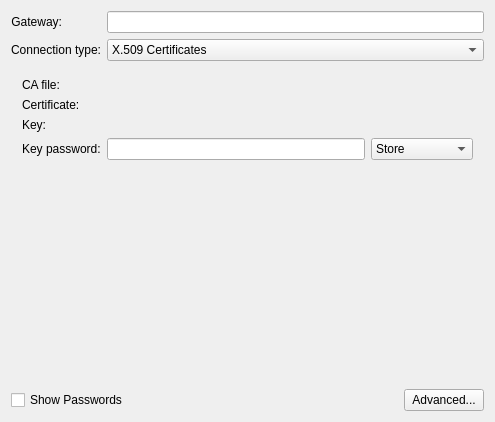
The window that vpn/openvpn/openvpn.ui (KDE/plasma-nm) describes before a commit, drawn with Qt 5.
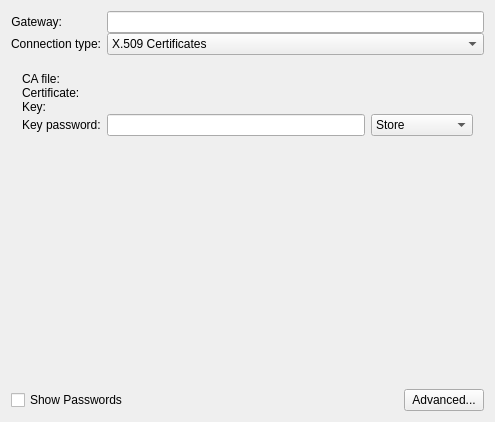
The same window after the commit. Custom widgets are drawn as their Qt base class.

The edit to the form file:
```diff
--- a/vpn/openvpn/openvpn.ui
+++ b/vpn/openvpn/openvpn.ui
@@ -27,6 +27,9 @@
    </item>
    <item row="0" column="0" colspan="3">
     <layout class="QFormLayout" name="formLayout">
+    <property name="verticalSpacing">
+    <number>0</number>
+    </property>
      <item row="0" column="0">
       <widget class="QLabel" name="textLabel3">
        <property name="text">
@@ -100,6 +103,9 @@
       <layout class="QVBoxLayout" name="verticalLayout">
        <item>
         <layout class="QFormLayout" name="formLayout_3">
+    <property name="verticalSpacing">
+    <number>0</number>
+    </property>
          <item row="0" column="0">
           <widget class="QLabel" name="textLabel2">
            <property name="text">
```
Left out of the diff: 9 changed lines with no effect on the pictures.
